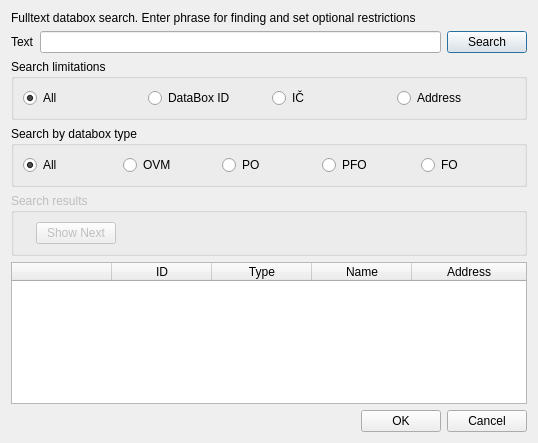
Before: the Qt Designer form src/gui/ui/dlg_ds_search2.ui in psakar/datovka, drawn with Qt 5.
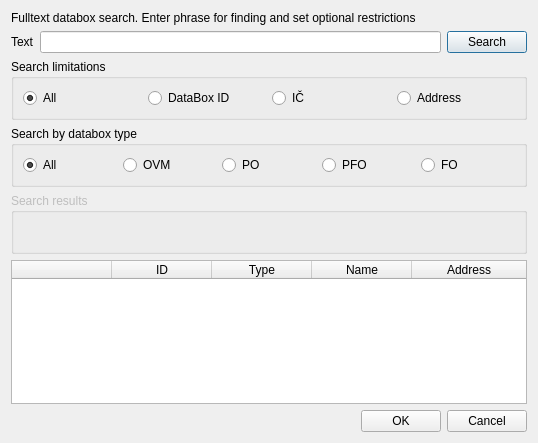
After: the same form once the commit is applied. Icons and pictures are not drawn. Custom widgets are drawn as their Qt base class.

Commit message: TaskSearchOwnerFulltext provides all results at once.

Patch:
```diff
--- a/src/gui/ui/dlg_ds_search2.ui
+++ b/src/gui/ui/dlg_ds_search2.ui
@@ -172,13 +172,6 @@
         </property>
        </widget>
       </item>
-      <item>
-       <widget class="QPushButton" name="nextPushButton">
-        <property name="text">
-         <string>Show Next</string>
-        </property>
-       </widget>
-      </item>
       <item>
        <spacer name="horizontalSpacer">
         <property name="orientation">
```
The commit also changes 4 other files.
